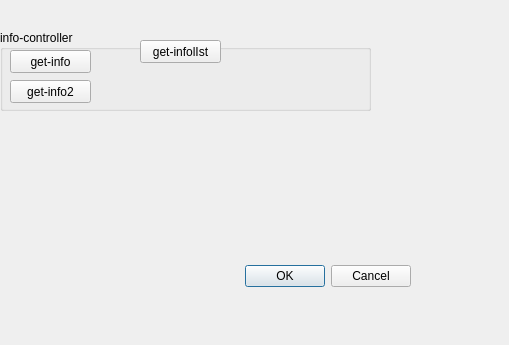
Above: CommandCenter/MainApp/hsftestdialog.ui from LDevin/CommandCenter before the change. Below: the same form after it.
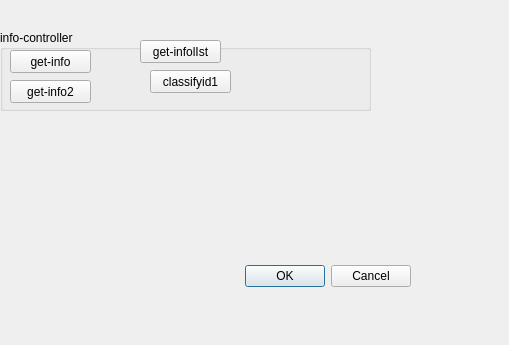
That is the form after the change.

```diff
--- a/CommandCenter/MainApp/hsftestdialog.ui
+++ b/CommandCenter/MainApp/hsftestdialog.ui
@@ -80,6 +80,19 @@
      <string>get-infolIst</string>
     </property>
    </widget>
+   <widget class="QPushButton" name="infoListID">
+    <property name="geometry">
+     <rect>
+      <x>150</x>
+      <y>40</y>
+      <width>81</width>
+      <height>23</height>
+     </rect>
+    </property>
+    <property name="text">
+     <string>classifyid1</string>
+    </property>
+   </widget>
   </widget>
  </widget>
  <resources/>
```
